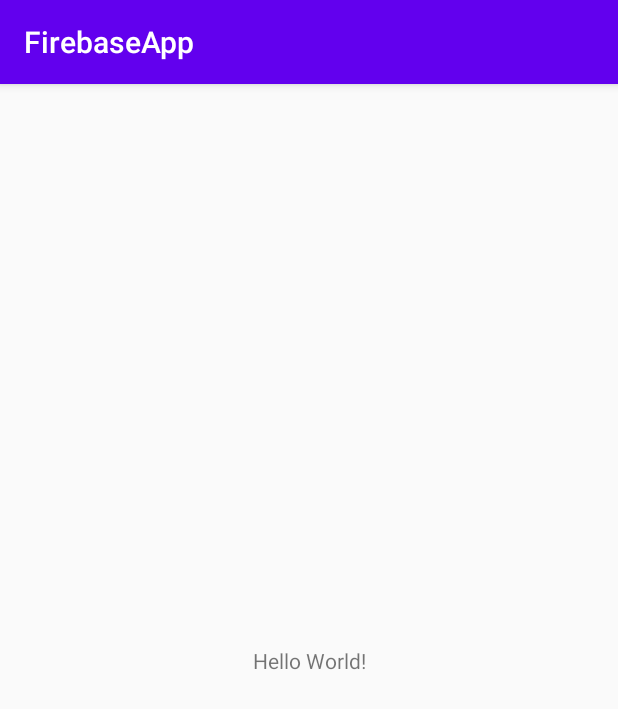
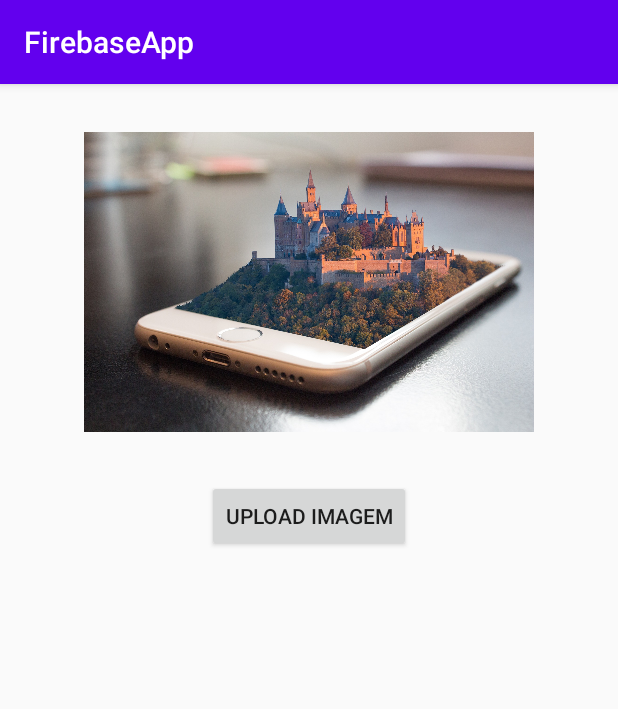
Before and after one commit to leandro-gft/FirebaseApp, an Android app: the screen it shows after launch (MainActivity), on a phone screen of 412 x 824 dp. Shown: the top 709 px of the screen. Run offline under Robolectric (Android 15) with nearby library versions, the phone set to English and light mode, and no system bars; our stand-ins replace Firebase (no records; nobody signed in at launch, a user with empty details on screens opened directly).

Commit message:
Realizando upload de imagem no Storage

```diff
--- a/app/build.gradle
+++ b/app/build.gradle
@@ -36,4 +36,5 @@ dependencies {
     implementation 'com.google.firebase:firebase-analytics:17.2.2'
     implementation 'com.google.firebase:firebase-database:18.0.0'
     implementation 'com.google.firebase:firebase-auth:18.0.0'
+    implementation 'com.google.firebase:firebase-storage:18.0.0'
 }
--- a/app/src/main/java/br/com/gft/firebaseapp/activity/MainActivity.java
+++ b/app/src/main/java/br/com/gft/firebaseapp/activity/MainActivity.java
@@ -3,10 +3,18 @@ package br.com.gft.firebaseapp.activity;
 import androidx.annotation.NonNull;
 import androidx.appcompat.app.AppCompatActivity;
 
+import android.graphics.Bitmap;
+import android.net.Uri;
 import android.os.Bundle;
 import android.util.Log;
+import android.view.View;
+import android.widget.Button;
+import android.widget.ImageView;
+import android.widget.Toast;
 
 import com.google.android.gms.tasks.OnCompleteListener;
+import com.google.android.gms.tasks.OnFailureListener;
+import com.google.android.gms.tasks.OnSuccessListener;
 import com.google.android.gms.tasks.Task;
 import com.google.firebase.auth.AuthResult;
 import com.google.firebase.auth.FirebaseAuth;
@@ -16,6 +24,12 @@ import com.google.firebase.database.DatabaseReference;
 import com.google.firebase.database.FirebaseDatabase;
 import com.google.firebase.database.Query;
 import com.google.firebase.database.ValueEventListener;
+import com.google.firebase.storage.FirebaseStorage;
+import com.google.firebase.storage.StorageReference;
+import com.google.firebase.storage.UploadTask;
+
+import java.io.ByteArrayOutputStream;
+import java.util.UUID;
 
 import br.com.gft.firebaseapp.R;
 import br.com.gft.firebaseapp.model.Usuario;
@@ -26,13 +40,62 @@ public class MainActivity extends AppCompatActivity {
     private DatabaseReference referencia = FirebaseDatabase.getInstance().getReference();
     private FirebaseAuth usuario = FirebaseAuth.getInstance();
 
+    private Button botaoImagem;
+    private ImageView imagem;
+
     @Override
     protected void onCreate(Bundle savedInstanceState) {
         super.onCreate(savedInstanceState);
         setContentView(R.layout.activity_main);
 
+        botaoImagem = findViewById(R.id.button);
+        imagem = findViewById(R.id.imageView);
+
+        botaoImagem.setOnClickListener(new View.OnClickListener() {
+            @Override
+            public void onClick(View v) {
+                //Configura iamgem para ser salva na memoria
+                imagem.setDrawingCacheEnabled(true);
+                imagem.buildDrawingCache();
+
+                //Recupera bitmap da imagem(image a ser carregada)
+                Bitmap bitmap = imagem.getDrawingCache();
+
+                //Comprime bitmap para formato png/jpeg
+                ByteArrayOutputStream baos = new ByteArrayOutputStream();
+                bitmap.compress(Bitmap.CompressFormat.JPEG,75, baos);
+
+                //Converte o baos para pixel brutos em uma matriz de bytes
+                // (dados da imagem)
+                byte[] dadosImagem = baos.toByteArray();
+
+                //Define nós para o storage
+                StorageReference storageReference = FirebaseStorage.getInstance().getReference();
+                StorageReference imagens = storageReference.child("imagens");
+
+                //Nome imagem
+                String nomeImagem = UUID.randomUUID().toString();
+                StorageReference imagemRef = imagens.child(nomeImagem+".jpeg");
+
+                //Retorna objeto que irá controlar o upload
+                UploadTask uploadTask = imagemRef.putBytes(dadosImagem);
+                uploadTask.addOnFailureListener(MainActivity.this, new OnFailureListener() {
+                    @Override
+                    public void onFailure(@NonNull Exception e) {
+                        Toast.makeText(MainActivity.this,"Upload da imagem falhou: "+e.getMessage(), Toast.LENGTH_LONG).show();
+                    }
+                }).addOnSuccessListener(MainActivity.this, new OnSuccessListener<UploadTask.TaskSnapshot>() {
+                    @Override
+                    public void onSuccess(UploadTask.TaskSnapshot taskSnapshot) {
+                        Toast.makeText(MainActivity.this,"Upload realizado realizado com sucesso", Toast.LENGTH_LONG).show();
+                    }
+                });
+            }
+        });
+
+
         //Utilização de filtros
-        DatabaseReference usuarios = referencia.child("usuarios");
+//        DatabaseReference usuarios = referencia.child("usuarios");
 
         //pelo id
 //        DatabaseReference usuarioPesquisa = usuarios.child("-M90G8K5pcizRP8bsqYh");
@@ -48,24 +111,24 @@ public class MainActivity extends AppCompatActivity {
 //        Query usuarioPesquisa = usuarios.orderByChild("idade").startAt(20).endAt(50);
 
         //filtrar palavras
-        Query usuarioPesquisa = usuarios.orderByChild("nome").startAt("A").endAt("A"+"\uf8ff");
-
-
-        usuarioPesquisa.addValueEventListener(new ValueEventListener() {
-            @Override
-            public void onDataChange(@NonNull DataSnapshot dataSnapshot) {
-                Log.i("Dados usuario", dataSnapshot.getValue().toString());
-
-//                Usuario dadosUsuario = dataSnapshot.getValue(Usuario.class);
-//                Log.i("Dados usuario", "nome: " +dadosUsuario.getNome()+
-//                        " idade: "+ dadosUsuario.getIdade());
-            }
-
-            @Override
-            public void onCancelled(@NonNull DatabaseError databaseError) {
-
-            }
-        });
+//        Query usuarioPesquisa = usuarios.orderByChild("nome").startAt("A").endAt("A"+"\uf8ff");
+//
+//
+//        usuarioPesquisa.addValueEventListener(new ValueEventListener() {
+//            @Override
+//            public void onDataChange(@NonNull DataSnapshot dataSnapshot) {
+//                Log.i("Dados usuario", dataSnapshot.getValue().toString());
+//
+////                Usuario dadosUsuario = dataSnapshot.getValue(Usuario.class);
+////                Log.i("Dados usuario", "nome: " +dadosUsuario.getNome()+
+////                        " idade: "+ dadosUsuario.getIdade());
+//            }
+//
+//            @Override
+//            public void onCancelled(@NonNull DatabaseError databaseError) {
+//
+//            }
+//        });
 
         //Gera identificador unico
 //        DatabaseReference usuarios = referencia.child("usuarios").push();
--- a/app/src/main/res/layout/activity_main.xml
+++ b/app/src/main/res/layout/activity_main.xml
@@ -6,13 +6,23 @@
     android:layout_height="match_parent"
     tools:context=".activity.MainActivity">
 
-    <TextView
+    <ImageView
+        android:id="@+id/imageView"
+        android:layout_width="300dp"
+        android:layout_height="200dp"
+        android:layout_marginTop="32dp"
+        app:layout_constraintEnd_toEndOf="parent"
+        app:layout_constraintStart_toStartOf="parent"
+        app:layout_constraintTop_toTopOf="parent"
+        app:srcCompat="@drawable/celular" />
+
+    <Button
+        android:id="@+id/button"
         android:layout_width="wrap_content"
         android:layout_height="wrap_content"
-        android:text="Hello World!"
-        app:layout_constraintBottom_toBottomOf="parent"
-        app:layout_constraintLeft_toLeftOf="parent"
-        app:layout_constraintRight_toRightOf="parent"
-        app:layout_constraintTop_toTopOf="parent" />
-
+        android:layout_marginTop="32dp"
+        android:text="UPLOAD IMAGEM"
+        app:layout_constraintEnd_toEndOf="parent"
+        app:layout_constraintStart_toStartOf="parent"
+        app:layout_constraintTop_toBottomOf="@+id/imageView" />
 </androidx.constraintlayout.widget.ConstraintLayout>
```
